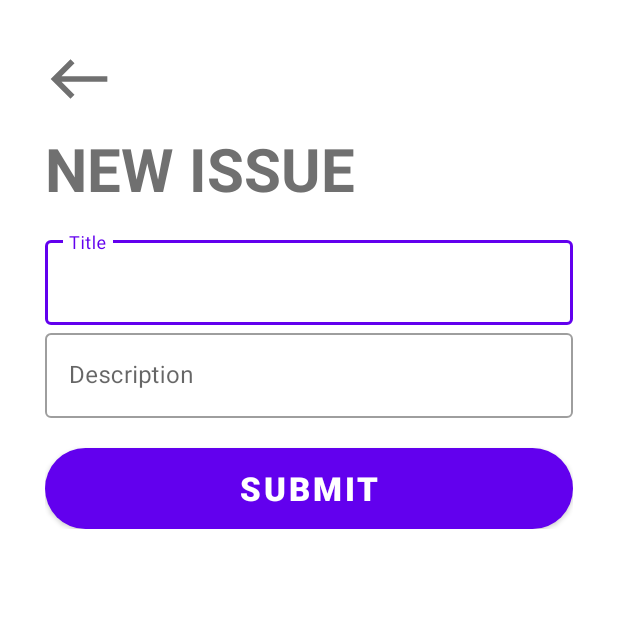
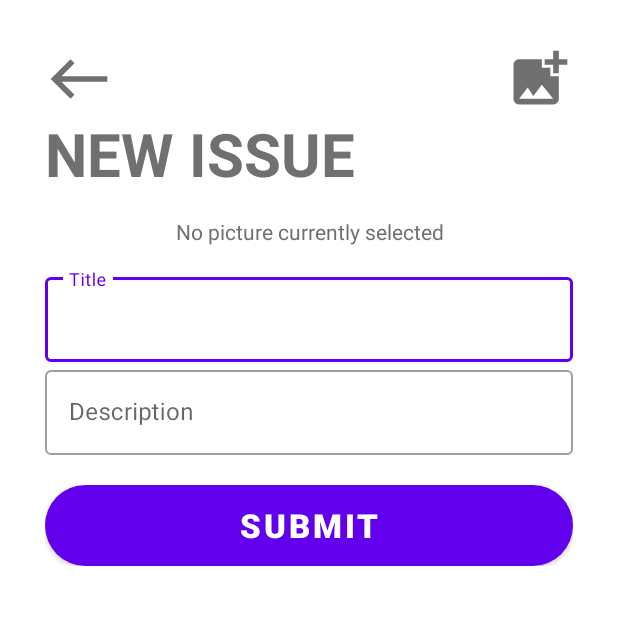
Before and after one commit to paulcrasmareanu/clean-city-android-app, an Android app: the CreateIssueActivity screen opened directly, with no data from a screen before it, on a phone screen of 412 x 824 dp, the top half of it. Run offline under Robolectric (Android 15) with nearby library versions, the phone set to English and light mode, and no system bars; pictures from the network do not load; 1 statement that could not run was skipped.

Commit message:
Modified create/edit views to have gallery image

```diff
--- a/app/src/main/AndroidManifest.xml
+++ b/app/src/main/AndroidManifest.xml
@@ -11,6 +11,7 @@
     <uses-permission android:name="android.permission.ACCESS_COARSE_LOCATION" />
     <uses-permission android:name="android.permission.INTERNET" />
     <uses-permission android:name="android.permission.ACCESS_NETWORK_STATE" />
+    <uses-permission android:name="android.permission.READ_EXTERNAL_STORAGE" />
 
     <application
         android:allowBackup="true"
--- /dev/null
+++ b/app/src/main/res/drawable/ic_baseline_add_photo_alternate_24.xml
@@ -0,0 +1,5 @@
+<vector android:height="24dp" android:tint="#707070"
+    android:viewportHeight="24" android:viewportWidth="24"
+    android:width="24dp" xmlns:android="http://schemas.android.com/apk/res/android">
+    <path android:fillColor="@android:color/white" android:pathData="M19,7v2.99s-1.99,0.01 -2,0L17,7h-3s0.01,-1.99 0,-2h3L17,2h2v3h3v2h-3zM16,11L16,8h-3L13,5L5,5c-1.1,0 -2,0.9 -2,2v12c0,1.1 0.9,2 2,2h12c1.1,0 2,-0.9 2,-2v-8h-3zM5,19l3,-4 2,3 3,-4 4,5L5,19z"/>
+</vector>
--- /dev/null
+++ b/app/src/main/res/drawable/ic_baseline_close_24.xml
@@ -0,0 +1,5 @@
+<vector android:height="24dp" android:tint="#707070"
+    android:viewportHeight="24" android:viewportWidth="24"
+    android:width="24dp" xmlns:android="http://schemas.android.com/apk/res/android">
+    <path android:fillColor="@android:color/white" android:pathData="M19,6.41L17.59,5 12,10.59 6.41,5 5,6.41 10.59,12 5,17.59 6.41,19 12,13.41 17.59,19 19,17.59 13.41,12z"/>
+</vector>
--- a/app/src/main/res/layout/activity_create_issue.xml
+++ b/app/src/main/res/layout/activity_create_issue.xml
@@ -13,6 +13,10 @@
         android:padding="30dp"
         tools:ignore="MissingConstraints">
 
+        <androidx.constraintlayout.widget.ConstraintLayout
+            android:layout_width="match_parent"
+            android:layout_height="wrap_content" >
+
             <View
                 android:id="@+id/issueCreateBackButton"
                 android:background="@drawable/selectable_back_button"
@@ -21,6 +25,17 @@
                 android:layout_marginBottom="10dp"
                 android:onClick="performButtonFunctionalities" />
 
+            <ImageView
+                android:id="@+id/issueCreateAddPictureButton"
+                android:layout_width="45dp"
+                android:layout_height="45dp"
+                app:layout_constraintEnd_toEndOf="parent"
+                android:src="@drawable/ic_baseline_add_photo_alternate_24"
+                android:contentDescription="@string/add_image_text"
+                android:onClick="performButtonFunctionalities" />
+
+        </androidx.constraintlayout.widget.ConstraintLayout>
+
         <TextView
             android:id="@+id/issueCreateHeader"
             android:layout_width="match_parent"
@@ -28,6 +43,22 @@
             android:text="@string/new_issue_text"
             style="@style/PageTitleText"
             android:layout_marginBottom="15dp" />
+
+        <TextView
+            android:id="@+id/issueCreateNoImageSelected"
+            android:layout_width="match_parent"
+            android:layout_height="wrap_content"
+            android:layout_marginBottom="15dp"
+            android:text="@string/no_selected_picture_text"
+            android:textColor="@color/containerColor"
+            android:gravity="center"/>
+
+        <include android:id="@+id/issuePictureLayout"
+            android:visibility="gone"
+            android:layout_gravity="center"
+            android:layout_width="match_parent"
+            android:layout_height="wrap_content"
+            layout="@layout/issue_create_edit_photo_layout"/>
 
         <com.google.android.material.textfield.TextInputLayout
             android:id="@+id/issueCreateTitle"
--- a/app/src/main/res/values/strings.xml
+++ b/app/src/main/res/values/strings.xml
@@ -35,4 +35,8 @@
     <string name="delete_issue_text">Delete Issue</string>
     <string name="issue_title_text">Issue Title</string>
     <string name="sample_description_text">Sample description here</string>
+    <string name="add_image_text">Add Image</string>
+    <string name="no_selected_picture_text">No picture currently selected</string>
+    <string name="issue_photo_desc_text">Issue photo</string>
+    <string name="delete_photo_text">Delete photo</string>
 </resources>
```
Also changed, not shown: app/src/main/java/com/upt/cleancity/activities/CreateIssueActivity.kt (+30 -1 lines), app/src/main/java/com/upt/cleancity/activities/EditIssueActivity.kt (+32 -2 lines), app/src/main/res/layout/activity_edit_issue.xml (+31 -0 lines), app/src/main/res/layout/issue_create_edit_photo_layout.xml (added, +49 -0 lines). Lines whose indentation alone changed are shown as unchanged.
